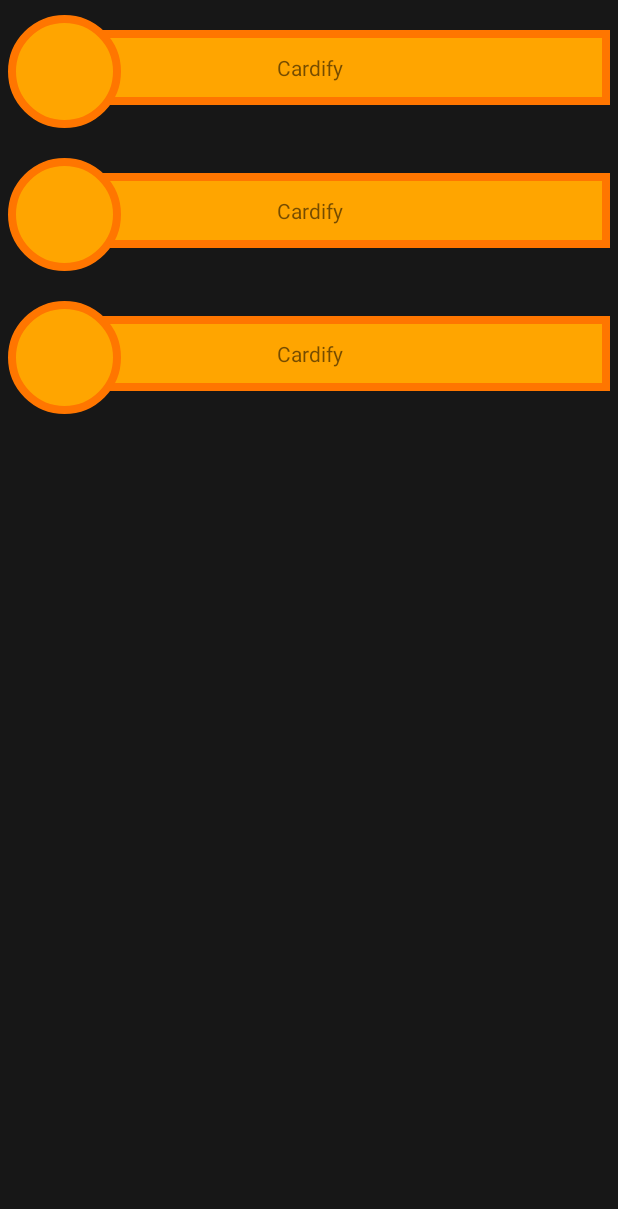
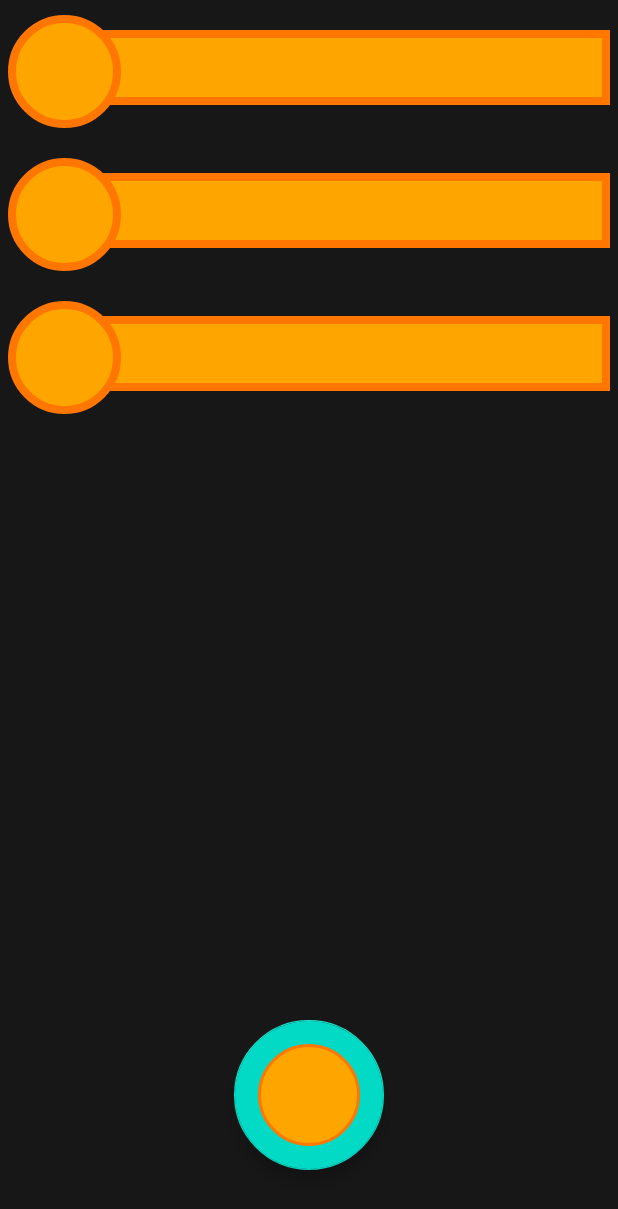
Before and after one commit to ArstaroV/Cardify, an Android app: the layout box_main_fragment.xml on its own in the app's theme, with its tools: preview values and no code run, on a phone screen of 412 x 824 dp. Shown: the top 1209 px of the screen. Run offline under Robolectric (Android 15) with nearby library versions, the phone set to English and light mode, and no system bars.

Commit message:
- Implemented Navigation - Added databinding to both fragments

```diff
--- a/app/src/main/java/com/uselesscodeworks/cardify/models/Box.kt
+++ b/app/src/main/java/com/uselesscodeworks/cardify/models/Box.kt
@@ -1,5 +1,5 @@
 package com.uselesscodeworks.cardify.models
 
-data class Box(val name: String) {
+data class Box(val name: String, val id: Int=0) {
 
 }
--- a/app/src/main/res/layout/box_item.xml
+++ b/app/src/main/res/layout/box_item.xml
@@ -1,13 +1,21 @@
 <?xml version="1.0" encoding="utf-8"?>
-
-<RelativeLayout xmlns:android="http://schemas.android.com/apk/res/android"
+<layout xmlns:android="http://schemas.android.com/apk/res/android"
     xmlns:app="http://schemas.android.com/apk/res-auto"
+    xmlns:tools="http://schemas.android.com/tools"
+    tools:context="com.uselesscodeworks.cardify.views.MainActivity">
+    <data>
+        <variable
+            name="box"
+            type="com.uselesscodeworks.cardify.models.Box"/>
+    </data>
+<RelativeLayout
+    android:id="@+id/boxLayout"
     android:layout_width="match_parent"
     android:layout_height="wrap_content"
     android:layout_marginVertical="10dp"
     android:layout_marginHorizontal="5dp">
-
     <ImageButton
+        android:id="@+id/box_button"
         android:layout_width="match_parent"
         android:layout_height="match_parent"
         android:background="@drawable/box_item_drawable"
@@ -17,9 +25,10 @@
         android:layout_width="match_parent"
         android:layout_height="match_parent"
         android:paddingTop="15dp"
-        android:text="@string/app_name"
+        android:text="@{box.name}"
         android:textAlignment="center"
         android:layout_marginVertical="10dp"
         android:layout_marginHorizontal="5dp"/>
 <!--        android:background="@drawable/box_item_drawable"/>-->
 </RelativeLayout>
+</layout>
--- a/app/src/main/res/layout/box_main_fragment.xml
+++ b/app/src/main/res/layout/box_main_fragment.xml
@@ -11,5 +11,26 @@
         android:id="@+id/box_list"
         android:layout_width="match_parent"
         android:layout_height="match_parent"
-        tools:listitem="@layout/box_item" />
+        tools:layout_editor_absoluteX="118dp"
+        tools:layout_editor_absoluteY="-195dp"
+        tools:listitem="@layout/box_item"
+        android:descendantFocusability="blocksDescendants"/>
+
+    <com.google.android.material.floatingactionbutton.FloatingActionButton
+        android:id="@+id/fab"
+        android:layout_width="100dp"
+        android:layout_height="103dp"
+        android:layout_gravity="end|bottom"
+        android:layout_margin="16dp"
+        android:layout_marginStart="395dp"
+        android:layout_marginEnd="395dp"
+        android:layout_marginBottom="50dp"
+        android:contentDescription="+"
+        android:src="@drawable/circle"
+        app:layout_constraintBottom_toBottomOf="parent"
+        app:layout_constraintEnd_toEndOf="parent"
+        app:layout_constraintHorizontal_bias="0.501"
+        app:layout_constraintStart_toStartOf="parent"
+        app:layout_constraintTop_toTopOf="@+id/box_list"
+        app:layout_constraintVertical_bias="0.96" />
 </androidx.constraintlayout.widget.ConstraintLayout>
--- a/app/src/main/res/layout/vocabulary_fragment.xml
+++ b/app/src/main/res/layout/vocabulary_fragment.xml
@@ -5,7 +5,8 @@
     android:layout_width="match_parent"
     android:layout_height="match_parent"
     android:background="@color/backgroundMainColor"
-    tools:context=".views.VocabularyFragment">
+    tools:context=".views.VocabularyFragment"
+    android:id="@+id/vocabelfragment">
 
     <androidx.recyclerview.widget.RecyclerView
         android:id="@+id/vocabulary_list"
--- a/build.gradle
+++ b/build.gradle
@@ -8,7 +8,8 @@ buildscript {
     dependencies {
         classpath "com.android.tools.build:gradle:4.0.1"
         classpath "org.jetbrains.kotlin:kotlin-gradle-plugin:$kotlin_version"
-
+        def nav_version = "2.3.2"
+        classpath "androidx.navigation:navigation-safe-args-gradle-plugin:$nav_version"
         // NOTE: Do not place your application dependencies here; they belong
         // in the individual module build.gradle files
     }
```
Also changed, not shown: app/build.gradle (+25 -0 lines), app/src/main/java/com/uselesscodeworks/cardify/viewmodels/BoxMainViewModel.kt (+14 -2 lines), app/src/main/java/com/uselesscodeworks/cardify/viewmodels/VocabularyViewModel.kt (+8 -3 lines), app/src/main/java/com/uselesscodeworks/cardify/views/BoxMainFragment.kt (+31 -8 lines), app/src/main/java/com/uselesscodeworks/cardify/views/MainActivity.kt (+1 -22 lines), app/src/main/java/com/uselesscodeworks/cardify/views/VocabularyFragment.kt (+11 -3 lines), app/src/main/java/com/uselesscodeworks/cardify/views/adapters/BoxItemAdapter.kt (+13 -11 lines), app/src/main/java/com/uselesscodeworks/cardify/views/adapters/RecyclerViewClickListener.kt (added, +8 -0 lines), app/src/main/java/com/uselesscodeworks/cardify/views/adapters/VocabularyItemAdapter.kt (+10 -9 lines), app/src/main/res/layout/activity_main.xml (+17 -9 lines), app/src/main/res/layout/vocabulary_item.xml (+18 -11 lines), app/src/main/res/navigation/nav_graph.xml (added, +22 -0 lines).
